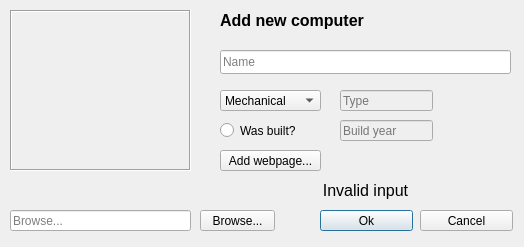
gudmundurb/H22, file editcomputer.ui: the form before one commit.
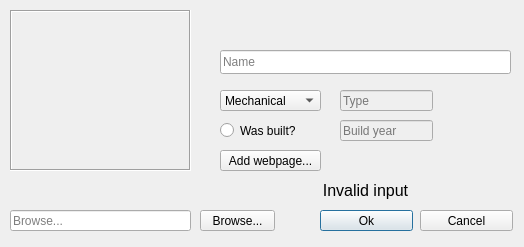
The form after the commit. Icons and pictures are not drawn.

Commit message: editcomputer smá fix

What changed in the file:
```diff
--- a/editcomputer.ui
+++ b/editcomputer.ui
@@ -175,26 +175,6 @@
     <string/>
    </property>
   </widget>
-  <widget class="QLabel" name="label">
-   <property name="geometry">
-    <rect>
-     <x>220</x>
-     <y>10</y>
-     <width>201</width>
-     <height>21</height>
-    </rect>
-   </property>
-   <property name="font">
-    <font>
-     <pointsize>12</pointsize>
-     <weight>75</weight>
-     <bold>true</bold>
-    </font>
-   </property>
-   <property name="text">
-    <string>Add new computer</string>
-   </property>
-  </widget>
   <widget class="QPushButton" name="addWebpage">
    <property name="geometry">
     <rect>
```
Left out of the diff: 6 changed lines with no effect on the pictures. The commit also changes 1 other file.
